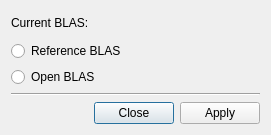
Above: mainwindow.ui from lostbard/blas_switch before the change. Below: the same form after it.
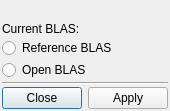
That is the form after the change. Icons and pictures are not drawn.

```diff
--- a/mainwindow.ui
+++ b/mainwindow.ui
@@ -7,13 +7,37 @@
     <x>0</x>
     <y>0</y>
     <width>271</width>
-    <height>135</height>
+    <height>144</height>
    </rect>
   </property>
+  <property name="sizePolicy">
+   <sizepolicy hsizetype="Minimum" vsizetype="Minimum">
+    <horstretch>0</horstretch>
+    <verstretch>0</verstretch>
+   </sizepolicy>
+  </property>
   <property name="windowTitle">
    <string>BLAS Switcher</string>
   </property>
   <layout class="QVBoxLayout" name="verticalLayout" stretch="0,0,0,0,1">
+   <property name="spacing">
+    <number>2</number>
+   </property>
+   <property name="sizeConstraint">
+    <enum>QLayout::SetFixedSize</enum>
+   </property>
+   <property name="leftMargin">
+    <number>2</number>
+   </property>
+   <property name="topMargin">
+    <number>22</number>
+   </property>
+   <property name="rightMargin">
+    <number>2</number>
+   </property>
+   <property name="bottomMargin">
+    <number>2</number>
+   </property>
    <item>
     <widget class="QLabel" name="currentBlasText">
      <property name="text">
```
Left out of the diff: 8 changed lines with no effect on the pictures.
